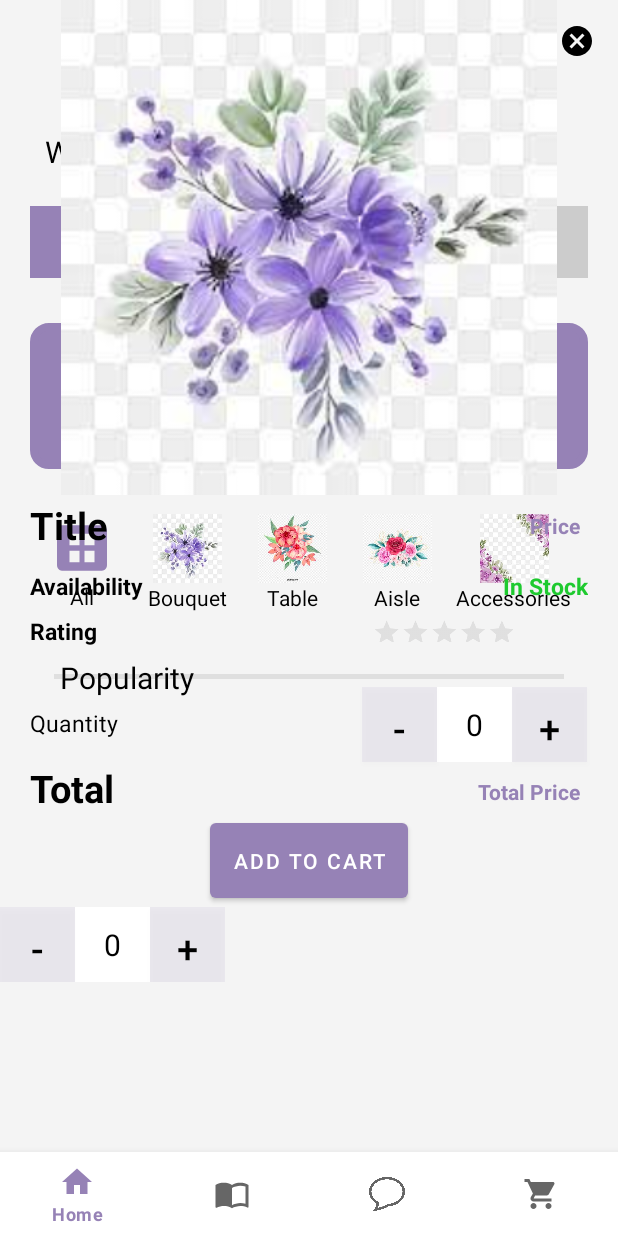
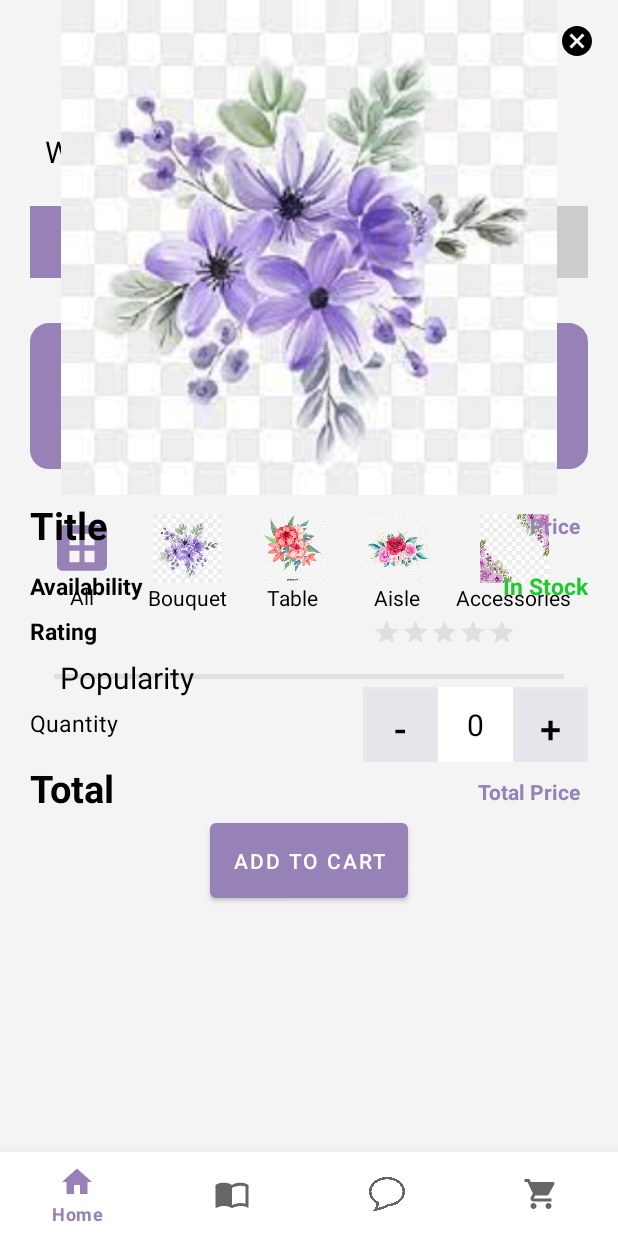
Before and after one commit to ozaengr/ecommercebottomnav, an Android app: the fragment ProductFragment placed in its activity, on a phone screen of 412 x 824 dp. Run offline under Robolectric (Android 15) with nearby library versions, the phone set to English and light mode, and no system bars; our stand-ins replace navigation-ui; pictures from the network do not load; 4 statements that could not run were skipped.

Commit message:
Updateing UI of Product Fragment

```diff
--- a/app/src/main/java/com/desire/ecommercebottomnav/ui/catalog/ProductFragment.kt
+++ b/app/src/main/java/com/desire/ecommercebottomnav/ui/catalog/ProductFragment.kt
@@ -35,7 +35,7 @@ class ProductFragment : Fragment() {
     ): View? {
         binding = FragmentProductBinding.inflate(layoutInflater)
         backScreen()
-        counter()
+     //   counter()
         return binding.root
     }
 
@@ -63,7 +63,7 @@ class ProductFragment : Fragment() {
         }
     }
 
-    private fun counter() {
+    /*private fun counter() {
         binding.ivPlus.setOnClickListener { increaseInteger() }
         binding.ivMinus.setOnClickListener { decreaseInteger() }
     }
@@ -84,7 +84,7 @@ class ProductFragment : Fragment() {
 
     private fun display(number: Int) {
         binding.tvCounter.setText("$number")
-    }
+    }*/
 
     private fun multiply(counter : Int ): Float {
         val number1 = binding.textPrice1.text.toString()
--- a/app/src/main/res/layout/fragment_product.xml
+++ b/app/src/main/res/layout/fragment_product.xml
@@ -131,49 +131,6 @@
         app:layout_constraintStart_toStartOf="parent"
         app:layout_constraintTop_toBottomOf="@id/tv_rating" />
 
-    <Button
-        android:id="@+id/iv_minus"
-        android:layout_width="50dp"
-        android:layout_height="50dp"
-        android:background="@color/gray"
-        android:text="-"
-        android:onClick="onTapMinus"
-        android:textColor="@color/black"
-        android:textSize="25dp"
-        app:layout_constraintBottom_toTopOf="@id/tv_total"
-        app:layout_constraintEnd_toStartOf="@+id/tv_counter"
-        app:layout_constraintHorizontal_bias="0.5"
-        app:layout_constraintHorizontal_chainStyle="packed"
-        app:layout_constraintStart_toEndOf="@+id/tv_quantity" />
-
-    <TextView
-        android:id="@+id/tv_counter"
-        android:layout_width="50dp"
-        android:layout_height="50dp"
-        android:background="@color/white"
-        android:gravity="center"
-        android:text="@string/_0"
-        android:textColor="@color/black"
-        android:textSize="20sp"
-        app:layout_constraintBottom_toTopOf="@id/tv_total"
-        app:layout_constraintEnd_toStartOf="@+id/iv_plus"
-        app:layout_constraintHorizontal_bias="0.5"
-        app:layout_constraintStart_toEndOf="@+id/iv_minus" />
-
-    <Button
-        android:id="@+id/iv_plus"
-        android:layout_width="50dp"
-        android:layout_height="50dp"
-        android:background="@color/gray"
-        android:text="@string/plus"
-        android:textColor="@color/black"
-        android:textSize="25sp"
-        app:layout_constraintBottom_toTopOf="@id/tv_total"
-        app:layout_constraintEnd_toEndOf="parent"
-        app:layout_constraintHorizontal_bias="0.5"
-        app:layout_constraintStart_toEndOf="@+id/tv_counter" />
-
-
     <TextView
         android:id="@+id/tv_total"
         android:layout_width="wrap_content"
@@ -186,6 +143,16 @@
         android:textStyle="bold"
         app:layout_constraintStart_toStartOf="parent"
         app:layout_constraintTop_toBottomOf="@id/tv_quantity" />
+
+    <com.desire.ecommercebottomnav.widget.CustomNumberCounterView
+        android:id="@+id/customCounterView"
+        app:layout_constraintEnd_toEndOf="parent"
+        app:layout_constraintBottom_toTopOf="@id/tv_total"
+        app:layout_constraintBottom_toBottomOf="parent"
+        android:layout_width="wrap_content"
+        app:textColor="@color/black"
+        android:layout_marginEnd="20dp"
+        android:layout_height="wrap_content"/>
 
     <TextView
         android:id="@+id/text_price_total"
@@ -213,14 +180,5 @@
         app:layout_constraintTop_toBottomOf="@id/text_price_total" />
 
 
-    <com.desire.ecommercebottomnav.widget.CustomNumberCounterView
-        android:id="@+id/customCounterView"
-        app:layout_constraintStart_toStartOf="parent"
-        app:layout_constraintEnd_toEndOf="parent"
-        app:layout_constraintTop_toBottomOf="@+id/btn_add_to_cart"
-        app:layout_constraintBottom_toBottomOf="parent"
-        android:layout_width="0dp"
-        app:textColor="@color/black"
-        android:layout_height="0dp"/>
 
 </androidx.constraintlayout.widget.ConstraintLayout>
```
